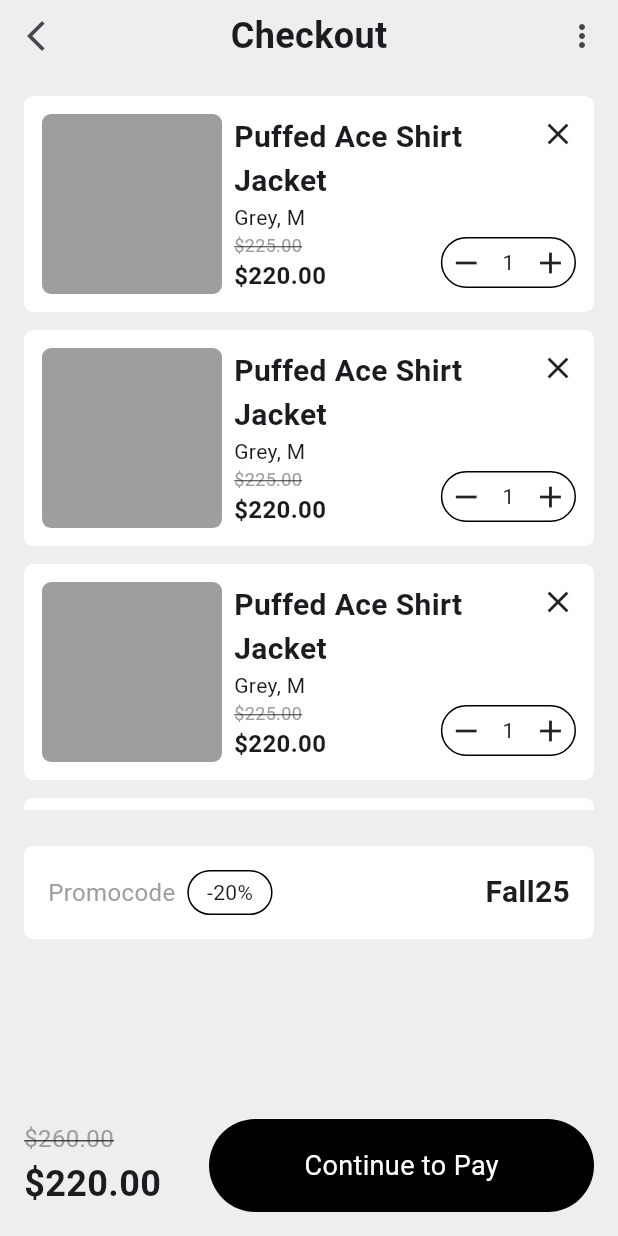
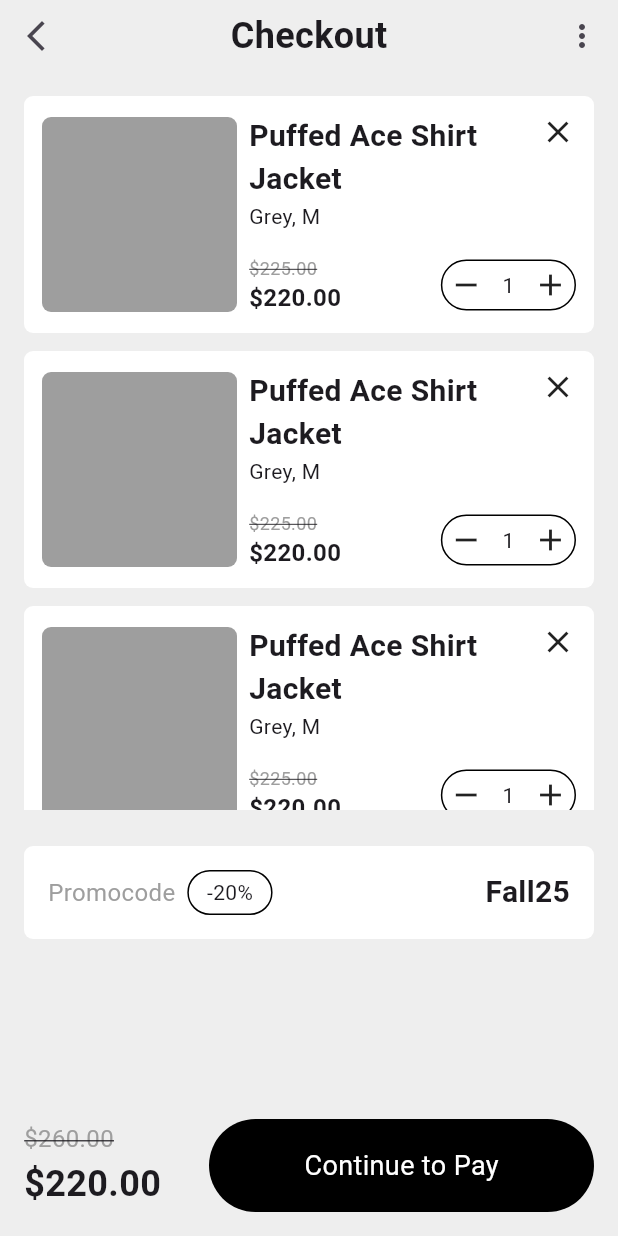
Before and after one commit to JAICHANGPARK/flutter_notebook_chapter_49, a Flutter app: the ECommerceCheckoutPage screen opened directly, on a phone screen of 412 x 824 dp. Run offline on Flutter 3.47's test engine with Material 3 defaults, Android fonts, the phone set to English and light mode, and no system bars; our stand-ins replace dots_indicator, gap, google_fonts; Roboto replaces fonts that are missing (Akshar).

Commit message:
Update e_commerce_checkout_page.dart

```diff
--- a/lib/ep2451_e_commerce_app/ui/e_commerce_checkout_page.dart
+++ b/lib/ep2451_e_commerce_app/ui/e_commerce_checkout_page.dart
@@ -59,8 +59,8 @@ class _ECommerceCheckoutPageState extends State<ECommerceCheckoutPage> {
                               mainAxisAlignment: .spaceBetween,
                               children: [
                                 Container(
-                                  height: 120,
-                                  width: 120,
+                                  height: 130,
+                                  width: 130,
                                   decoration: BoxDecoration(
                                     color: Colors.grey,
                                     borderRadius: BorderRadius.circular(6),
@@ -87,6 +87,7 @@ class _ECommerceCheckoutPageState extends State<ECommerceCheckoutPage> {
                                         ],
                                       ),
                                       Text("Grey, M"),
+                                      Gap(16),
                                       Row(
                                         mainAxisAlignment: .spaceBetween,
                                         children: [
```
